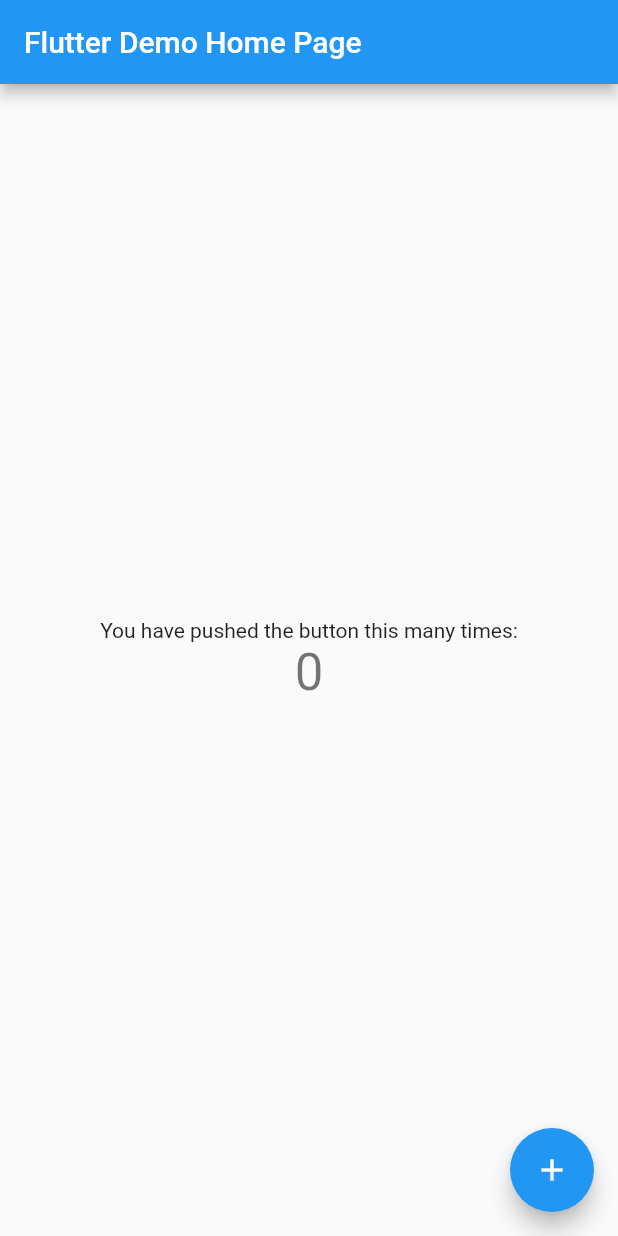
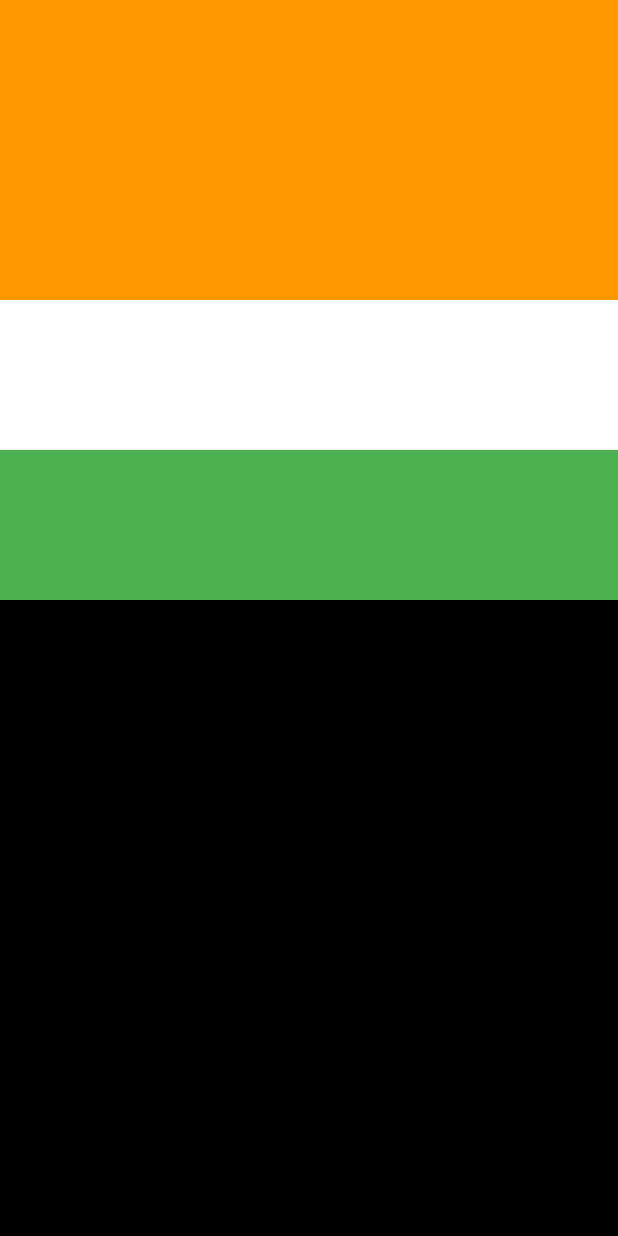
Before and after one commit to sach-shelar/Flutter-Tutorials, a Flutter app: the screen it shows after launch, on a phone screen of 412 x 824 dp. Run offline on Flutter 3.47's test engine with Material 2 defaults, Android fonts, the phone set to English and light mode, and no system bars.

Commit message:
Column example added

```diff
--- /dev/null
+++ b/all_layouts/lib/column_example.dart
@@ -0,0 +1,23 @@
+import 'package:flutter/material.dart';
+
+class ColumnExample extends StatelessWidget {
+  const ColumnExample({Key? key}) : super(key: key);
+
+  @override
+  Widget build(BuildContext context) {
+    return Scaffold(
+      body: Container(
+        width: double.infinity,
+        color: Colors.black,
+        child: Column(
+          children: [
+            Container(
+                color: Colors.orange, width: double.infinity, height: 200),
+            Container(color: Colors.white, width: double.infinity, height: 100),
+            Container(color: Colors.green, width: double.infinity, height: 100)
+          ],
+        ),
+      ),
+    );
+  }
+}
--- a/all_layouts/lib/main.dart
+++ b/all_layouts/lib/main.dart
@@ -1,3 +1,4 @@
+import 'package:all_layouts/column_example.dart';
 import 'package:flutter/material.dart';
 
 void main() {
@@ -10,106 +11,9 @@
   // This widget is the root of your application.
   @override
   Widget build(BuildContext context) {
-    return MaterialApp(
+    return const MaterialApp(
       title: 'Flutter Demo',
-      theme: ThemeData(
-        // This is the theme of your application.
-        //
-        // Try running your application with "flutter run". You'll see the
-        // application has a blue toolbar. Then, without quitting the app, try
-        // changing the primarySwatch below to Colors.green and then invoke
-        // "hot reload" (press "r" in the console where you ran "flutter run",
-        // or simply save your changes to "hot reload" in a Flutter IDE).
-        // Notice that the counter didn't reset back to zero; the application
-        // is not restarted.
-        primarySwatch: Colors.blue,
-      ),
-      home: const MyHomePage(title: 'Flutter Demo Home Page'),
+      home: ColumnExample(),
     );
   }
 }
-
-class MyHomePage extends StatefulWidget {
-  const MyHomePage({Key? key, required this.title}) : super(key: key);
-
-  // This widget is the home page of your application. It is stateful, meaning
-  // that it has a State object (defined below) that contains fields that affect
-  // how it looks.
-
-  // This class is the configuration for the state. It holds the values (in this
-  // case the title) provided by the parent (in this case the App widget) and
-  // used by the build method of the State. Fields in a Widget subclass are
-  // always marked "final".
-
-  final String title;
-
-  @override
-  State<MyHomePage> createState() => _MyHomePageState();
-}
-
-class _MyHomePageState extends State<MyHomePage> {
-  int _counter = 0;
-
-  void _incrementCounter() {
-    setState(() {
-      // This call to setState tells the Flutter framework that something has
-      // changed in this State, which causes it to rerun the build method below
-      // so that the display can reflect the updated values. If we changed
-      // _counter without calling setState(), then the build method would not be
-      // called again, and so nothing would appear to happen.
-      _counter++;
-    });
-  }
-
-  @override
-  Widget build(BuildContext context) {
-    // This method is rerun every time setState is called, for instance as done
-    // by the _incrementCounter method above.
-    //
-    // The Flutter framework has been optimized to make rerunning build methods
-    // fast, so that you can just rebuild anything that needs updating rather
-    // than having to individually change instances of widgets.
-    return Scaffold(
-      appBar: AppBar(
-        // Here we take the value from the MyHomePage object that was created by
-        // the App.build method, and use it to set our appbar title.
-        title: Text(widget.title),
-      ),
-      body: Center(
-        // Center is a layout widget. It takes a single child and positions it
-        // in the middle of the parent.
-        child: Column(
-          // Column is also a layout widget. It takes a list of children and
-          // arranges them vertically. By default, it sizes itself to fit its
-          // children horizontally, and tries to be as tall as its parent.
-          //
-          // Invoke "debug painting" (press "p" in the console, choose the
-          // "Toggle Debug Paint" action from the Flutter Inspector in Android
-          // Studio, or the "Toggle Debug Paint" command in Visual Studio Code)
-          // to see the wireframe for each widget.
-          //
-          // Column has various properties to control how it sizes itself and
-          // how it positions its children. Here we use mainAxisAlignment to
-          // center the children vertically; the main axis here is the vertical
-          // axis because Columns are vertical (the cross axis would be
-          // horizontal).
-          mainAxisAlignment: MainAxisAlignment.center,
-          children: <Widget>[
-            const Text(
-              'You have pushed the button this many times:',
-            ),
-            Text(
-              '$_counter',
-              style: Theme.of(context).textTheme.headline4,
-            ),
-          ],
-        ),
-      ),
-      floatingActionButton: FloatingActionButton(
-        onPressed: _incrementCounter,
-        tooltip: 'Increment',
-        child: const Icon(Icons.add),
-      ), // This trailing comma makes auto-formatting nicer for build methods.
-    );
-  }
-}
```
Also changed, not shown: Images/FlutterColumnMainAxisAlignment.png (added).
